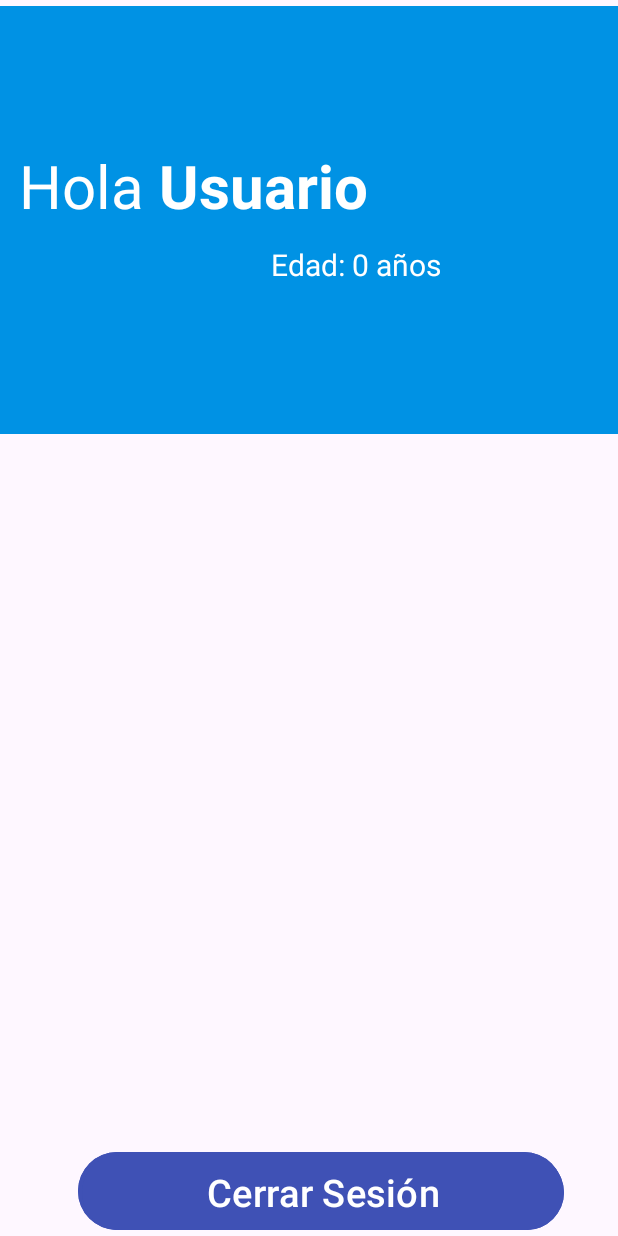
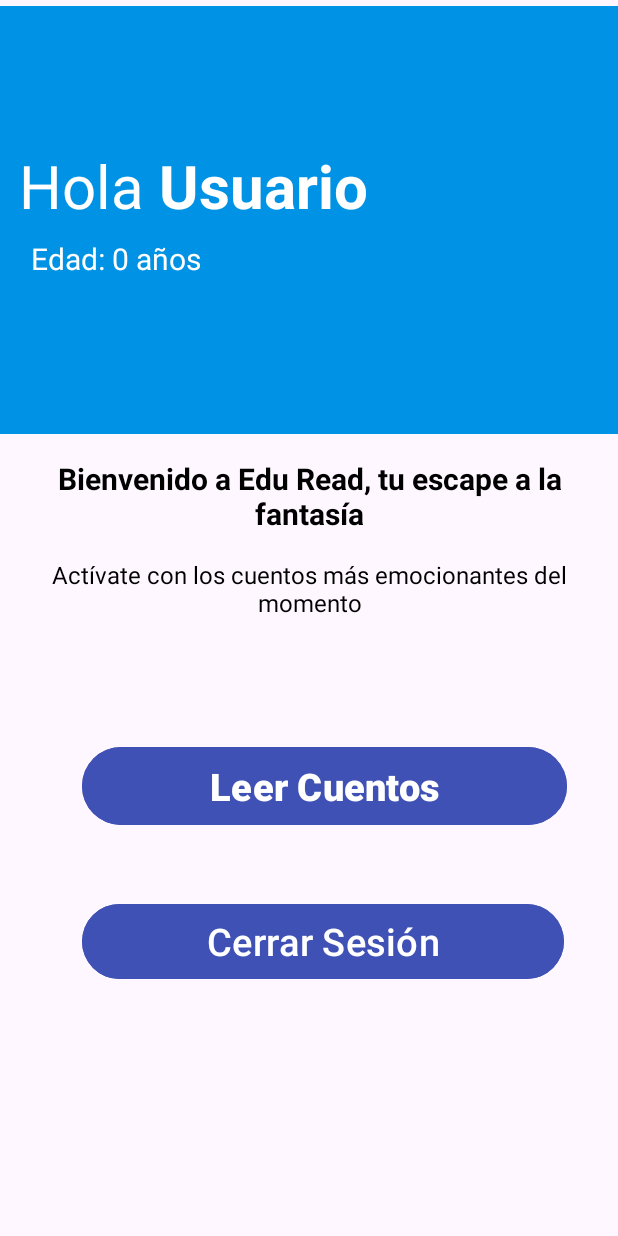
Before and after one commit to alisoben/ProyectoMovil_EduRead, an Android app: the HomeActivity screen opened directly, with no data from a screen before it, on a phone screen of 412 x 824 dp. Run offline under Robolectric (Android 15) with nearby library versions, the phone set to English and light mode, and no system bars.

Commit message:
cambios de home y estatico

```diff
--- a/app/src/main/java/com/example/eduread/data/model/Usuario.kt
+++ b/app/src/main/java/com/example/eduread/data/model/Usuario.kt
@@ -3,7 +3,6 @@ package com.example.eduread.data.model
 data class Usuario(
     val id_usuario: Int,
     var nombre: String,
-    var clave: String,
     val edad: Int
 ) {
 
--- a/app/src/main/java/com/example/eduread/network/ApiService.kt
+++ b/app/src/main/java/com/example/eduread/network/ApiService.kt
@@ -8,6 +8,7 @@ import com.example.eduread.data.model.response.LoginResponse
 import com.example.eduread.data.model.response.PreguntasResponse
 import com.example.eduread.data.model.response.RegistrarUsuarioResponse;
 import com.example.eduread.data.model.response.ResponderResponse
+import com.example.eduread.data.model.response.UsuarioResponse
 
 import retrofit2.Call
 import retrofit2.http.Body
@@ -26,4 +27,6 @@ interface ApiService {
     fun RespuestaPreguntasCuento(@Body testRequest: ResponderRequest): Call<ResponderResponse>
     @GET("cuento_service/v1/cuento/preguntas/{id_cuento}")
     fun obtenerPreguntas(@Path("id_cuento") idCuento: Int): Call<PreguntasResponse>
+    @GET("usuario_service/v1/usuario/{id_usuario}")
+    fun getUsuario(@Path("id_usuario") idUsurio:Int): Call<UsuarioResponse>
 }
--- a/app/src/main/java/com/example/eduread/ui/view/CuentosActivity.kt
+++ b/app/src/main/java/com/example/eduread/ui/view/CuentosActivity.kt
@@ -16,6 +16,7 @@ import androidx.recyclerview.widget.RecyclerView
 import com.example.eduread.R
 import com.example.eduread.data.model.Cuento
 import com.example.eduread.ui.adapter.OnCardClickListener
+import com.example.eduread.ui.estatico.UsuarioStatic
 import com.example.eduread.ui.manager.CuentosManager
 
 class CuentosActivity : AppCompatActivity(), OnCardClickListener {
@@ -41,7 +42,8 @@ class CuentosActivity : AppCompatActivity(), OnCardClickListener {
         }
         recyclerView = findViewById(R.id.recyclerView)
         recyclerView.layoutManager = LinearLayoutManager(this)
-        val userId = intent.getIntExtra("usuario_id", 1)
+        //esto se queda
+        val userId = UsuarioStatic.id_usuario_static
         Toast.makeText(this, "Entrando con ID de usuario: $userId", Toast.LENGTH_SHORT).show()
         if (userId == -1) {
             Toast.makeText(this, "ID no válido, usando ID predeterminado (1)", Toast.LENGTH_SHORT).show()
--- a/app/src/main/res/layout/activity_home.xml
+++ b/app/src/main/res/layout/activity_home.xml
@@ -54,13 +54,40 @@
         android:id="@+id/textViewEdad"
         android:layout_width="wrap_content"
         android:layout_height="wrap_content"
-        android:layout_marginStart="168dp"
-        android:layout_marginTop="12dp"
+        android:layout_marginStart="8dp"
+        android:layout_marginTop="8dp"
         android:text="Edad"
         android:textColor="#FFFFFF"
         android:textSize="20sp"
         app:layout_constraintStart_toStartOf="@id/userContainer"
         app:layout_constraintTop_toBottomOf="@id/userContainer" />
+
+    <TextView
+        android:id="@+id/textViewBienvenida"
+        android:layout_width="0dp"
+        android:layout_height="wrap_content"
+        android:layout_marginTop="16dp"
+        android:gravity="center"
+        android:text="Bienvenido a Edu Read, tu escape a la fantasía"
+        android:textColor="@color/black"
+        android:textSize="20sp"
+        android:textStyle="bold"
+        app:layout_constraintEnd_toEndOf="parent"
+        app:layout_constraintStart_toStartOf="parent"
+        app:layout_constraintTop_toBottomOf="@id/headerBox" />
+
+    <TextView
+        android:id="@+id/textViewSubtitulo"
+        android:layout_width="0dp"
+        android:layout_height="wrap_content"
+        android:layout_marginTop="16dp"
+        android:gravity="center"
+        android:text="Actívate con los cuentos más emocionantes del momento"
+        android:textColor="@color/black"
+        android:textSize="16sp"
+        app:layout_constraintEnd_toEndOf="parent"
+        app:layout_constraintStart_toStartOf="parent"
+        app:layout_constraintTop_toBottomOf="@id/textViewBienvenida" />
 
     <Button
         android:id="@+id/buttonCuentos"
@@ -72,10 +99,10 @@
         android:textStyle="bold"
         app:layout_constraintBottom_toBottomOf="parent"
         app:layout_constraintEnd_toEndOf="parent"
-        app:layout_constraintHorizontal_bias="0.59"
+        app:layout_constraintHorizontal_bias="0.613"
         app:layout_constraintStart_toStartOf="parent"
-        app:layout_constraintTop_toBottomOf="@+id/textView6"
-        app:layout_constraintVertical_bias="0.519" />
+        app:layout_constraintTop_toBottomOf="@+id/textViewSubtitulo"
+        app:layout_constraintVertical_bias="0.231" />
 
     <Button
         android:id="@+id/buttonCerrarSesion"
@@ -86,9 +113,9 @@
         android:textSize="25sp"
         app:layout_constraintBottom_toBottomOf="parent"
         app:layout_constraintEnd_toEndOf="parent"
-        app:layout_constraintHorizontal_bias="0.604"
+        app:layout_constraintHorizontal_bias="0.6"
         app:layout_constraintStart_toStartOf="parent"
-        app:layout_constraintTop_toBottomOf="@+id/textView6"
-        app:layout_constraintVertical_bias="0.923" />
+        app:layout_constraintTop_toBottomOf="@+id/buttonCuentos"
+        app:layout_constraintVertical_bias="0.212" />
 
 </androidx.constraintlayout.widget.ConstraintLayout>
--- a/app/src/main/res/layout/activity_main.xml
+++ b/app/src/main/res/layout/activity_main.xml
@@ -56,7 +56,7 @@
         android:layout_height="58dp"
         android:layout_marginBottom="116dp"
         android:backgroundTint="#3F51B5"
-        android:text="Iniciar Sessión"
+        android:text="Iniciar Sesión"
         android:textSize="20sp"
         app:layout_constraintBottom_toBottomOf="parent"
         app:layout_constraintEnd_toEndOf="parent"
```
Also changed, not shown: app/src/main/java/com/example/eduread/data/model/response/UsuarioResponse.kt (added, +11 -0 lines), app/src/main/java/com/example/eduread/ui/estatico/UsuarioStatic.kt (added, +7 -0 lines), app/src/main/java/com/example/eduread/ui/manager/LoginManager.kt (+10 -5 lines), app/src/main/java/com/example/eduread/ui/view/LoginActivity.kt (+3 -5 lines).
